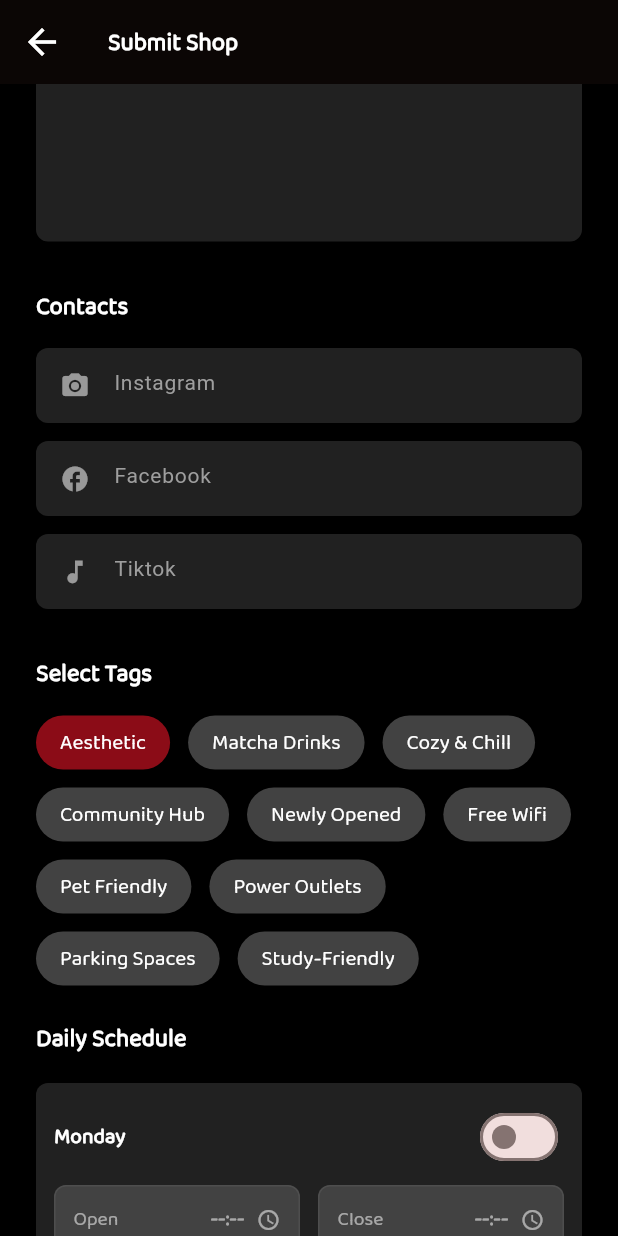
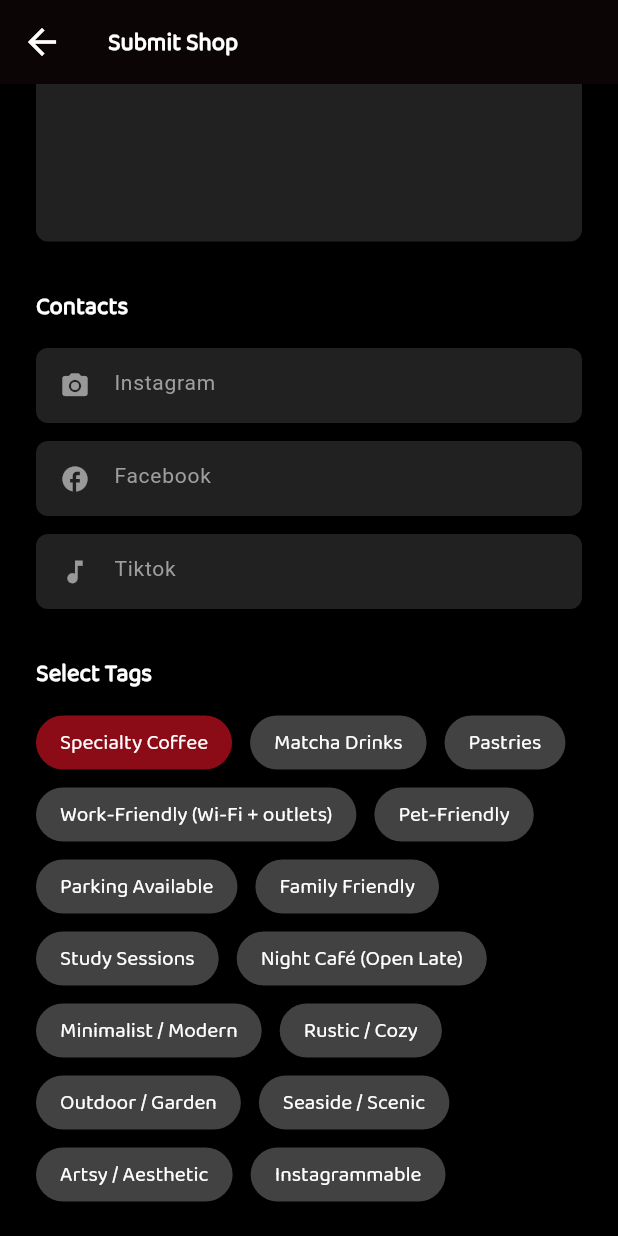
Before and after one commit to lansoyyy/CoFi, a Flutter app: the SubmitShopScreen screen opened by its route, scrolled down 576 dp, on a phone screen of 412 x 824 dp. Run offline on Flutter 3.47's test engine with Material 3 defaults, Android fonts, the phone set to English and light mode, and no system bars; our stand-ins replace cached_network_image, cloud_firestore, firebase_auth, firebase_core, firebase_storage, flutter_map and 6 more; accounts and stored records are empty.

Commit message:
added missed fields

```diff
--- a/lib/screens/subscreens/submit_shop_screen.dart
+++ b/lib/screens/subscreens/submit_shop_screen.dart
@@ -34,16 +34,21 @@ class _SubmitShopScreenState extends State<SubmitShopScreen> {
 
   // Selected tags state
   Map<String, bool> selectedTags = {
-    'Aesthetic': true,
+    'Specialty Coffee': true,
     'Matcha Drinks': false,
-    'Cozy & Chill': false,
-    'Community Hub': false,
-    'Newly Opened': false,
-    'Free Wifi': false,
-    'Pet Friendly': false,
-    'Power Outlets': false,
-    'Parking Spaces': false,
-    'Study-Friendly': false,
+    'Pastries': false,
+    'Work-Friendly (Wi-Fi + outlets)': false,
+    'Pet-Friendly': false,
+    'Parking Available': false,
+    'Family Friendly': false,
+    'Study Sessions': false,
+    'Night Café (Open Late)': false,
+    'Minimalist / Modern': false,
+    'Rustic / Cozy': false,
+    'Outdoor / Garden': false,
+    'Seaside / Scenic': false,
+    'Artsy / Aesthetic': false,
+    'Instagrammable': false,
   };
 
   bool _isSaving = false;
```
